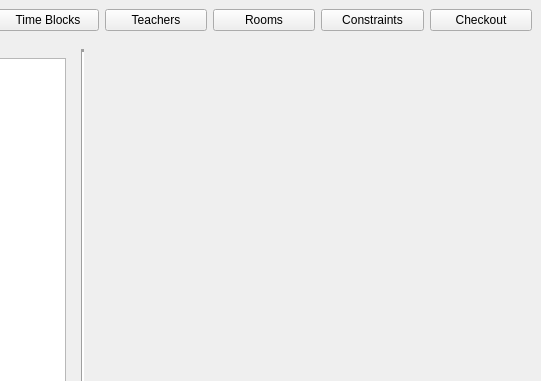
Above: client/workspace/app/mainwindow.ui from ddf172/Planner before the change; both pictures show x 229 to 770 and y 0 to 381 of the 770 by 665 pixel window. Below: the same form after it.
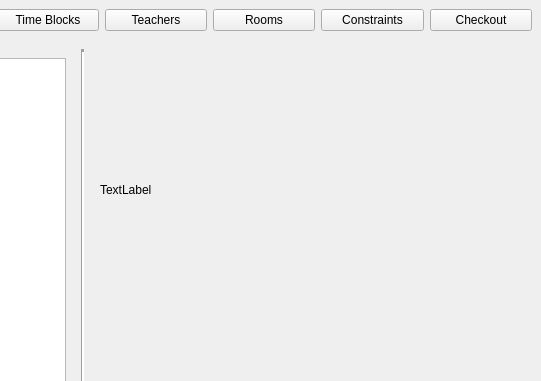
That is the form after the change. The open tabs and pages were chosen to show the change.

Commit message: add Submits to Preview functions

Diff of the .ui file:
```diff
--- a/client/workspace/app/mainwindow.ui
+++ b/client/workspace/app/mainwindow.ui
@@ -541,7 +541,21 @@
          </widget>
         </item>
         <item row="0" column="2">
-         <widget class="QWidget" name="widget_11" native="true"/>
+         <widget class="QWidget" name="widgetTimeBlockPreview" native="true">
+          <widget class="QLabel" name="labelTimeBlockPrev">
+           <property name="geometry">
+            <rect>
+             <x>10</x>
+             <y>10</y>
+             <width>281</width>
+             <height>261</height>
+            </rect>
+           </property>
+           <property name="text">
+            <string>TextLabel</string>
+           </property>
+          </widget>
+         </widget>
         </item>
        </layout>
       </widget>
```
Left out of the diff: 120 changed lines with no effect on the pictures. The commit also changes 3 other files.
